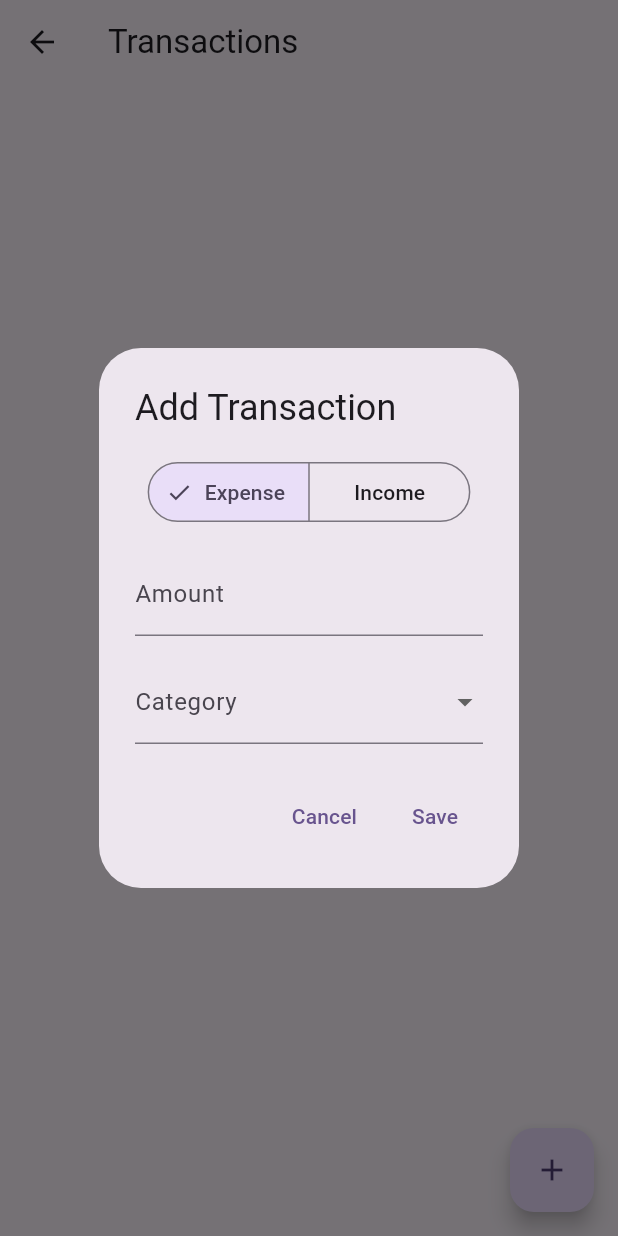
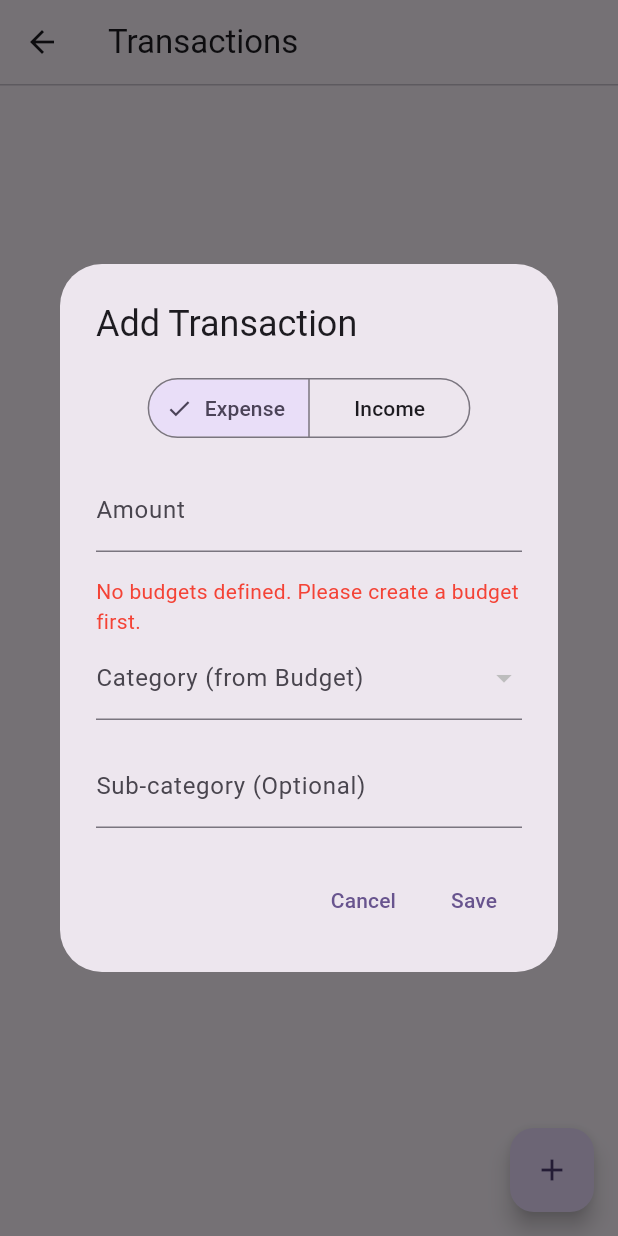
Before and after one commit to shadowmonarchftw-star/expense-tracker, a Flutter app: the TransactionsScreen screen opened directly, after a tap on the "add" icon, on a phone screen of 412 x 824 dp. Run offline on Flutter 3.47's test engine with Material 3 defaults, Android fonts, the phone set to English and light mode, and no system bars; our stand-ins replace sqflite; accounts and stored records are empty.

Commit message:
feat: Add budget editing, subcategories, and visual progress bars

```diff
--- a/lib/database/database_helper.dart
+++ b/lib/database/database_helper.dart
@@ -23,9 +23,16 @@ class DatabaseHelper {
 
     return await openDatabase(
       path,
-      version: 1,
+      version: 2, // Increment version
       onCreate: _createDB,
+      onUpgrade: _onUpgrade, // Handle migration
     );
+  }
+
+  Future _onUpgrade(Database db, int oldVersion, int newVersion) async {
+    if (oldVersion < 2) {
+      await db.execute('ALTER TABLE transactions ADD COLUMN subCategory TEXT');
+    }
   }
 
   Future _createDB(Database db, int version) async {
@@ -40,6 +47,7 @@ class DatabaseHelper {
         timestamp $textType,
         amount $realType,
         category $textType,
+        subCategory TEXT,
         type $textType,
         note TEXT
       )
@@ -105,6 +113,16 @@ class DatabaseHelper {
     return await db.insert('budgets', budget.toMap());
   }
 
+  Future<int> updateBudget(Budget budget) async {
+    final db = await database;
+    return await db.update(
+      'budgets',
+      budget.toMap(),
+      where: 'id = ?',
+      whereArgs: [budget.id],
+    );
+  }
+
   Future<List<Budget>> readAllBudgets() async {
     final db = await database;
     final result = await db.query('budgets');
--- a/lib/models/transaction.dart
+++ b/lib/models/transaction.dart
@@ -3,6 +3,7 @@ class Transaction {
   final DateTime timestamp;
   final double amount;
   final String category;
+  final String subCategory; // New field for sub-category
   final String type; // 'income' or 'expense'
   final String note;
 
@@ -11,6 +12,7 @@ class Transaction {
     required this.timestamp,
     required this.amount,
     required this.category,
+    this.subCategory = '', // Default to empty string
     required this.type,
     this.note = '',
   });
@@ -21,6 +23,7 @@ class Transaction {
       'timestamp': timestamp.toIso8601String(),
       'amount': amount,
       'category': category,
+      'subCategory': subCategory,
       'type': type,
       'note': note,
     };
@@ -32,6 +35,7 @@ class Transaction {
       timestamp: DateTime.parse(map['timestamp']),
       amount: map['amount'],
       category: map['category'],
+      subCategory: map['subCategory'] ?? '',
       type: map['type'],
       note: map['note'] ?? '',
     );
--- a/lib/providers/app_provider.dart
+++ b/lib/providers/app_provider.dart
@@ -50,6 +50,11 @@ class AppProvider with ChangeNotifier {
     await loadData();
   }
 
+  Future<void> updateBudget(Budget budget) async {
+    await _db.updateBudget(budget);
+    await loadData();
+  }
+
   Future<void> addFixedExpense(FixedExpense expense) async {
     await _db.createFixedExpense(expense);
     await loadData();
@@ -64,4 +69,11 @@ class AppProvider with ChangeNotifier {
     await _db.createOrUpdateSettings(settings);
     await loadData();
   }
+
+  double getSpentAmountForCategory(String category) {
+    // Filter transactions by category and sum amounts (only expenses)
+    return _transactions
+        .where((t) => t.category == category && t.type == 'expense')
+        .fold(0.0, (sum, t) => sum + t.amount);
+  }
 }
--- a/lib/screens/budget_screen.dart
+++ b/lib/screens/budget_screen.dart
@@ -50,6 +50,7 @@ class BudgetScreen extends StatelessWidget {
               ...currentBudgets.map((budget) => ListTile(
                 title: Text(budget.category),
                 trailing: Text(currencyFormat.format(budget.amount)),
+                onTap: () => _showAddBudgetDialog(context, budget: budget),
               )),
             ],
           );
@@ -81,26 +82,30 @@ class BudgetScreen extends StatelessWidget {
     );
   }
 
-  void _showAddBudgetDialog(BuildContext context) {
+  void _showAddBudgetDialog(BuildContext context, {Budget? budget}) {
     final provider = Provider.of<AppProvider>(context, listen: false);
-    String category = '';
-    String amountText = '';
+    String category = budget?.category ?? '';
+    String amountText = budget?.amount.toStringAsFixed(0) ?? '';
     final now = DateTime.now();
+    final isEditing = budget != null;
 
     showDialog(
       context: context,
       builder: (context) => AlertDialog(
-        title: const Text('Add Budget'),
+        title: Text(isEditing ? 'Edit Budget' : 'Add Budget'),
         content: Column(
           mainAxisSize: MainAxisSize.min,
           children: [
             TextField(
               decoration: const InputDecoration(labelText: 'Category'),
+              controller: TextEditingController(text: category),
               onChanged: (value) => category = value,
+              enabled: !isEditing, // Lock category when editing to prevent duplicates logic issues
             ),
             const SizedBox(height: 16),
             TextField(
               decoration: const InputDecoration(labelText: 'Amount'),
+              controller: TextEditingController(text: amountText),
               keyboardType: TextInputType.number,
               onChanged: (value) => amountText = value,
             ),
@@ -115,12 +120,22 @@ class BudgetScreen extends StatelessWidget {
             onPressed: () {
               final amount = int.tryParse(amountText);
               if (amount != null && amount > 0 && category.isNotEmpty) {
+                if (isEditing) {
+                  provider.updateBudget(Budget(
+                    id: budget.id,
+                    category: category,
+                    amount: amount.toDouble(),
+                    month: budget.month,
+                    year: budget.year,
+                  ));
+                } else {
                   provider.addBudget(Budget(
                     category: category,
                     amount: amount.toDouble(),
                     month: now.month,
                     year: now.year,
                   ));
+                }
                 Navigator.pop(context);
               }
             },
--- a/lib/screens/transactions_screen.dart
+++ b/lib/screens/transactions_screen.dart
@@ -17,7 +17,57 @@ class TransactionsScreen extends StatelessWidget {
         builder: (context, provider, child) {
           final currencyFormat = NumberFormat.currency(symbol: provider.settings.currencyCode);
 
-          return ListView.builder(
+          return Column(
+            children: [
+              // Budget Summary Section
+              if (provider.budgets.isNotEmpty)
+                SizedBox(
+                  height: 120,
+                  child: ListView.builder(
+                    scrollDirection: Axis.horizontal,
+                    padding: const EdgeInsets.all(8),
+                    itemCount: provider.budgets.length,
+                    itemBuilder: (context, index) {
+                      final budget = provider.budgets[index];
+                      final spent = provider.getSpentAmountForCategory(budget.category);
+                      final progress = (spent / budget.amount).clamp(0.0, 1.0);
+
+                      return SizedBox(
+                        width: 160,
+                        child: Card(
+                          margin: const EdgeInsets.only(right: 8),
+                          child: Padding(
+                            padding: const EdgeInsets.all(12),
+                            child: Column(
+                              crossAxisAlignment: CrossAxisAlignment.start,
+                              mainAxisAlignment: MainAxisAlignment.center,
+                              children: [
+                                Text(budget.category,
+                                  style: const TextStyle(fontWeight: FontWeight.bold),
+                                  overflow: TextOverflow.ellipsis),
+                                const SizedBox(height: 8),
+                                LinearProgressIndicator(
+                                  value: progress,
+                                  backgroundColor: Colors.grey[200],
+                                  color: progress > 0.9 ? Colors.red : Colors.blue,
+                                ),
+                                const SizedBox(height: 8),
+                                Text('${currencyFormat.format(spent)} / ${currencyFormat.format(budget.amount)}',
+                                  style: const TextStyle(fontSize: 12)),
+                              ],
+                            ),
+                          ),
+                        ),
+                      );
+                    },
+                  ),
+                ),
+
+              const Divider(height: 1),
+
+              // Transaction List
+              Expanded(
+                child: ListView.builder(
                   itemCount: provider.transactions.length,
                   itemBuilder: (context, index) {
                     final transaction = provider.transactions[index];
@@ -26,7 +76,9 @@ class TransactionsScreen extends StatelessWidget {
                       onDismissed: (_) => provider.deleteTransaction(transaction.id!),
                       background: Container(color: Colors.red),
                       child: ListTile(
-                  title: Text(transaction.category),
+                        title: Text(transaction.subCategory.isNotEmpty
+                            ? '${transaction.category} - ${transaction.subCategory}'
+                            : transaction.category),
                         subtitle: Text(DateFormat.yMMMd().format(transaction.timestamp)),
                         trailing: Text(
                           currencyFormat.format(transaction.amount),
@@ -38,6 +90,9 @@ class TransactionsScreen extends StatelessWidget {
                       ),
                     );
                   },
+                ),
+              ),
+            ],
           );
         },
       ),
@@ -51,28 +106,37 @@ class TransactionsScreen extends StatelessWidget {
   void _showAddTransactionDialog(BuildContext context) {
     final provider = Provider.of<AppProvider>(context, listen: false);
     String category = '';
+    String subCategory = '';
     String amountText = '';
     String type = 'expense';
 
-    final categories = [
-      'Office Eating Out',
-      'Apartment Expenses',
-      'Fuel',
-      'Groceries',
-      'Transportation',
-      'Entertainment',
-      'Healthcare',
-      'Shopping',
-      'Utilities',
-      'Other'
-    ];
+    // Get categories from budgets for expenses
+    final budgetCategories = provider.budgets.map((b) => b.category).toList();
 
     showDialog(
       context: context,
       builder: (context) => StatefulBuilder(
-        builder: (context, setState) => AlertDialog(
+        builder: (context, setState) {
+          // Calculate progress if category is selected
+          double? budgetAmount;
+          double? spentAmount;
+          double? progress; // 0.0 to 1.0
+
+          if (category.isNotEmpty && type == 'expense') {
+            try {
+              final budget = provider.budgets.firstWhere((b) => b.category == category);
+              budgetAmount = budget.amount;
+              spentAmount = provider.getSpentAmountForCategory(category);
+              progress = (spentAmount / budgetAmount).clamp(0.0, 1.0);
+            } catch (e) {
+              // Handle case where budget might be missing but category exists
+            }
+          }
+
+          return AlertDialog(
             title: const Text('Add Transaction'),
-          content: Column(
+            content: SingleChildScrollView(
+              child: Column(
                 mainAxisSize: MainAxisSize.min,
                 children: [
                   SegmentedButton<String>(
@@ -84,6 +148,7 @@ class TransactionsScreen extends StatelessWidget {
                     onSelectionChanged: (Set<String> newSelection) {
                       setState(() {
                         type = newSelection.first;
+                        category = ''; // Reset category on type change
                       });
                     },
                   ),
@@ -94,18 +159,49 @@ class TransactionsScreen extends StatelessWidget {
                     onChanged: (value) => amountText = value,
                   ),
                   const SizedBox(height: 16),
-              if (type == 'expense')
+
+                  if (type == 'expense') ...[
+                    if (budgetCategories.isEmpty)
+                      const Text('No budgets defined. Please create a budget first.',
+                        style: TextStyle(color: Colors.red)),
+
                     DropdownButtonFormField<String>(
-                  decoration: const InputDecoration(labelText: 'Category'),
-                  items: categories.map((cat) => DropdownMenuItem(value: cat, child: Text(cat))).toList(),
-                  onChanged: (value) => category = value ?? '',
-                )
-              else
+                      decoration: const InputDecoration(labelText: 'Category (from Budget)'),
+                      value: category.isEmpty ? null : category,
+                      items: budgetCategories.map((cat) => DropdownMenuItem(value: cat, child: Text(cat))).toList(),
+                      onChanged: (value) {
+                        setState(() {
+                          category = value ?? '';
+                        });
+                      },
+                    ),
+                    const SizedBox(height: 16),
+                    TextField(
+                      decoration: const InputDecoration(labelText: 'Sub-category (Optional)'),
+                      onChanged: (value) => subCategory = value,
+                    ),
+
+                    if (category.isNotEmpty && budgetAmount != null) ...[
+                      const SizedBox(height: 20),
+                      Text('Budget Usage: ${((progress ?? 0) * 100).toStringAsFixed(1)}%'),
+                      const SizedBox(height: 5),
+                      LinearProgressIndicator(
+                        value: progress,
+                        backgroundColor: Colors.grey[200],
+                        color: (progress ?? 0) > 0.9 ? Colors.red : Colors.blue,
+                        minHeight: 10,
+                      ),
+                      const SizedBox(height: 5),
+                      Text('${spentAmount!.toStringAsFixed(0)} / ${budgetAmount!.toStringAsFixed(0)}',
+                        style: const TextStyle(fontSize: 12, color: Colors.grey)),
+                    ],
+                  ] else
                     TextField(
                       decoration: const InputDecoration(labelText: 'Source'),
                       onChanged: (value) => category = value,
                     ),
                 ],
+              ),
             ),
             actions: [
               TextButton(
@@ -120,6 +216,7 @@ class TransactionsScreen extends StatelessWidget {
                       timestamp: DateTime.now(),
                       amount: amount.toDouble(),
                       category: category,
+                      subCategory: subCategory,
                       type: type,
                     ));
                     Navigator.pop(context);
@@ -128,7 +225,8 @@ class TransactionsScreen extends StatelessWidget {
                 child: const Text('Save'),
               ),
             ],
-        ),
+          );
+        },
       ),
     );
   }
```
Lines whose indentation alone changed are shown as unchanged.
